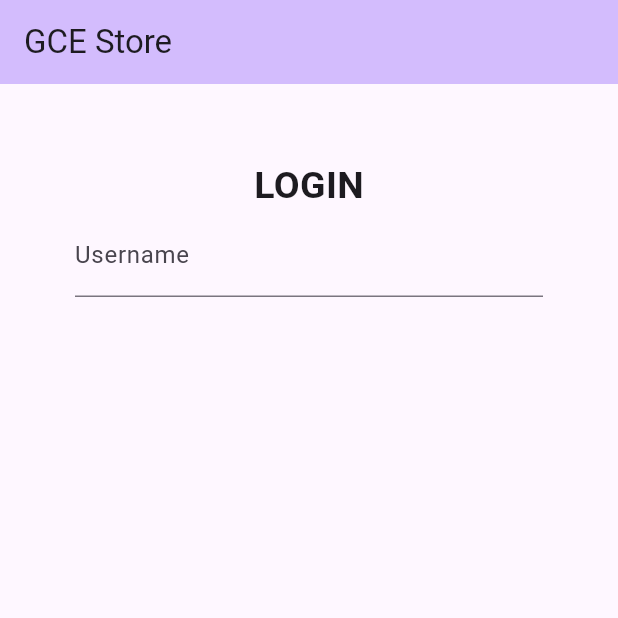
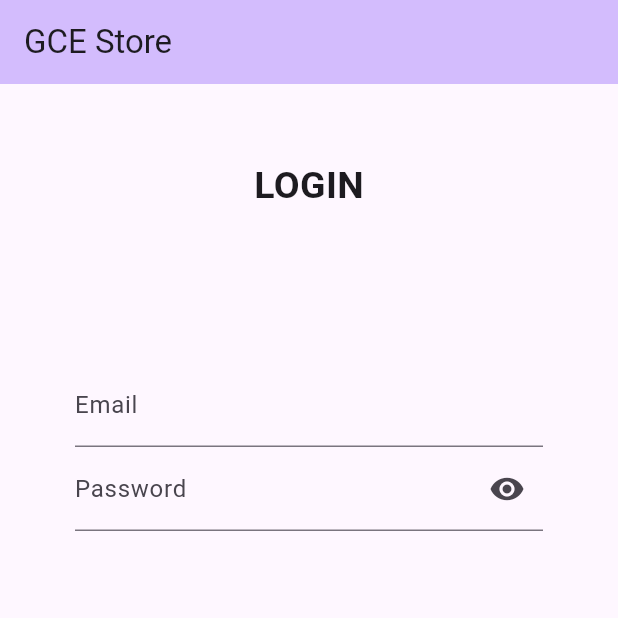
Before and after one commit to Tareq490/gcestore, a Flutter app: the screen it shows after launch, on a phone screen of 412 x 824 dp, the top half of it. Run offline on Flutter 3.47's test engine with Material 2 defaults, Android fonts, the phone set to English and light mode, and no system bars.

Commit message:
8-6-2023

```diff
--- a/lib/main.dart
+++ b/lib/main.dart
@@ -33,7 +33,7 @@ class MyHomePage extends StatefulWidget {
 }
 
 class _MyHomePageState extends State<MyHomePage> {
-
+bool _isObscure = true;
   @override
   Widget build(BuildContext context) {
 
@@ -59,13 +59,35 @@ class _MyHomePageState extends State<MyHomePage> {
                         style: TextStyle(
                             fontWeight: FontWeight.bold, fontSize: 25),
                       ),
+
+                    SizedBox(
+                      height: 100, width: 20,
+                    ),
+
                       TextFormField(
                         textAlign: TextAlign.center,
+                        keyboardType: TextInputType.emailAddress,
                         decoration: InputDecoration(
                             fillColor: Colors.transparent,
-                            labelText: 'Username'),
+                            labelText: 'Email'),
 
+                      ),
+                      TextFormField(
+                        textAlign: TextAlign.center,
+                        obscureText: true,
+                        decoration: InputDecoration(
+                            fillColor: Colors.transparent,
+                            labelText: 'Password',
 
+                          suffixIcon: IconButton(
+                                icon: Icon(_isObscure
+                                    ? Icons.visibility
+                                    : Icons.visibility_off),
+                                onPressed: () {
+                                  setState(() {
+                                    _isObscure = !_isObscure;
+                                  });
+                                })),
                       )
                     ],
                   ))),
```
